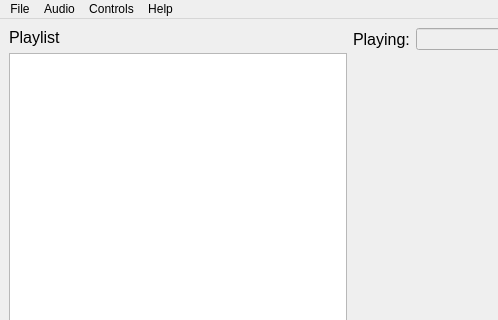
First picture: the form in src/mainwindow.ui, repository brookiestein/QBitMPlayer, before the edit; both pictures show x 0 to 498 and y 0 to 320 of the 1024 by 530 pixel window.
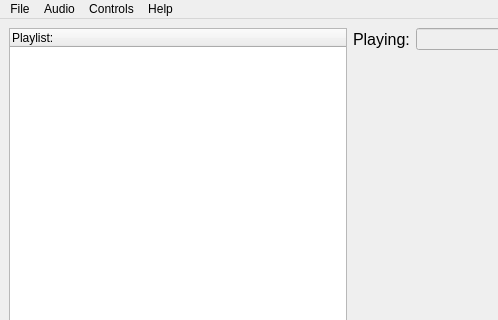
Second picture: the form after the edit. Icons and pictures are not drawn.

Patch:
```diff
--- a/src/mainwindow.ui
+++ b/src/mainwindow.ui
@@ -20,20 +20,14 @@
       <item>
        <layout class="QVBoxLayout" name="playlistVerticalLayout">
         <item>
-         <widget class="QLabel" name="playlistLabel">
-          <property name="font">
-           <font>
-            <pointsize>12</pointsize>
-           </font>
-          </property>
+         <widget class="QTreeWidget" name="treeWidget">
+          <column>
           <property name="text">
-           <string>Playlist</string>
-          </property>
+            <string>Playlist:</string>
+           </property>
+          </column>
          </widget>
         </item>
-        <item>
-         <widget class="QListWidget" name="playlistWidget"/>
-        </item>
         <item>
          <layout class="QHBoxLayout" name="playlistControlsHorizontalLayout">
           <item>
```
Lines whose indentation alone changed are shown as unchanged.
